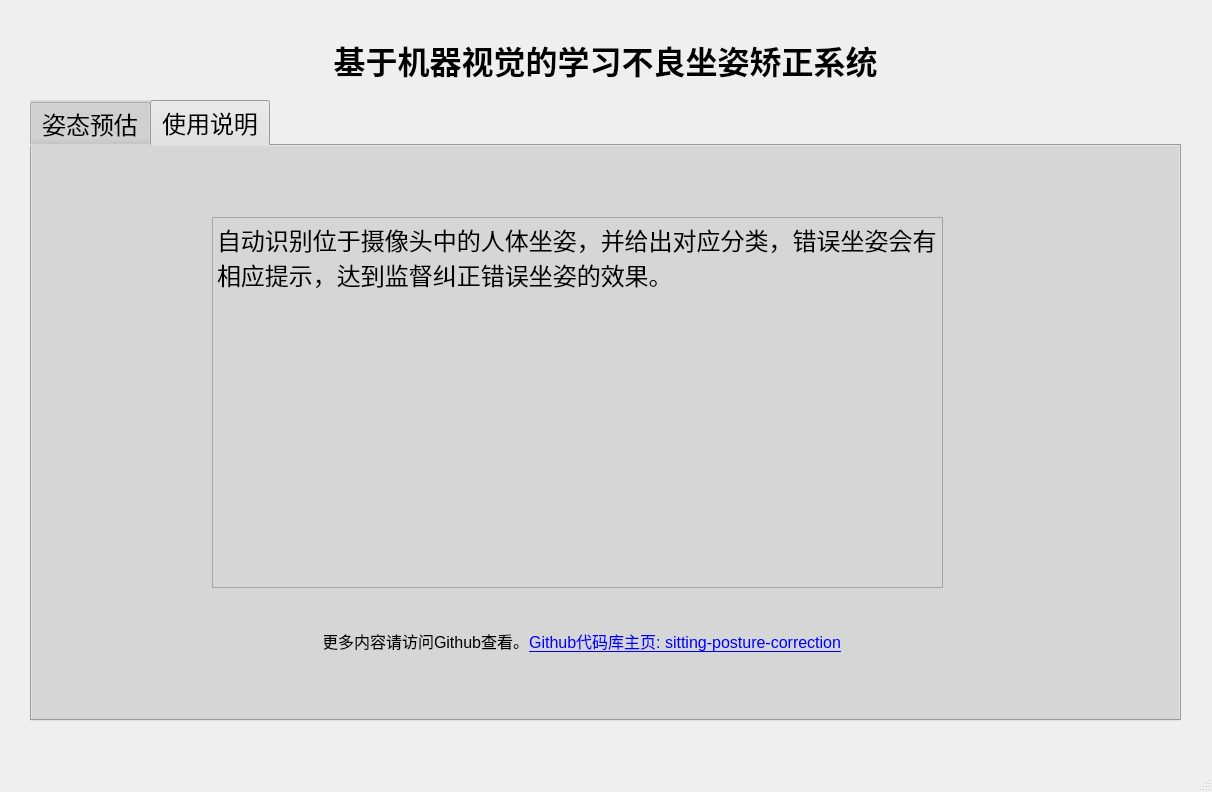
Old version of the form ui/mainWindow.ui in the repository Ureimu/sitting-posture-correction.
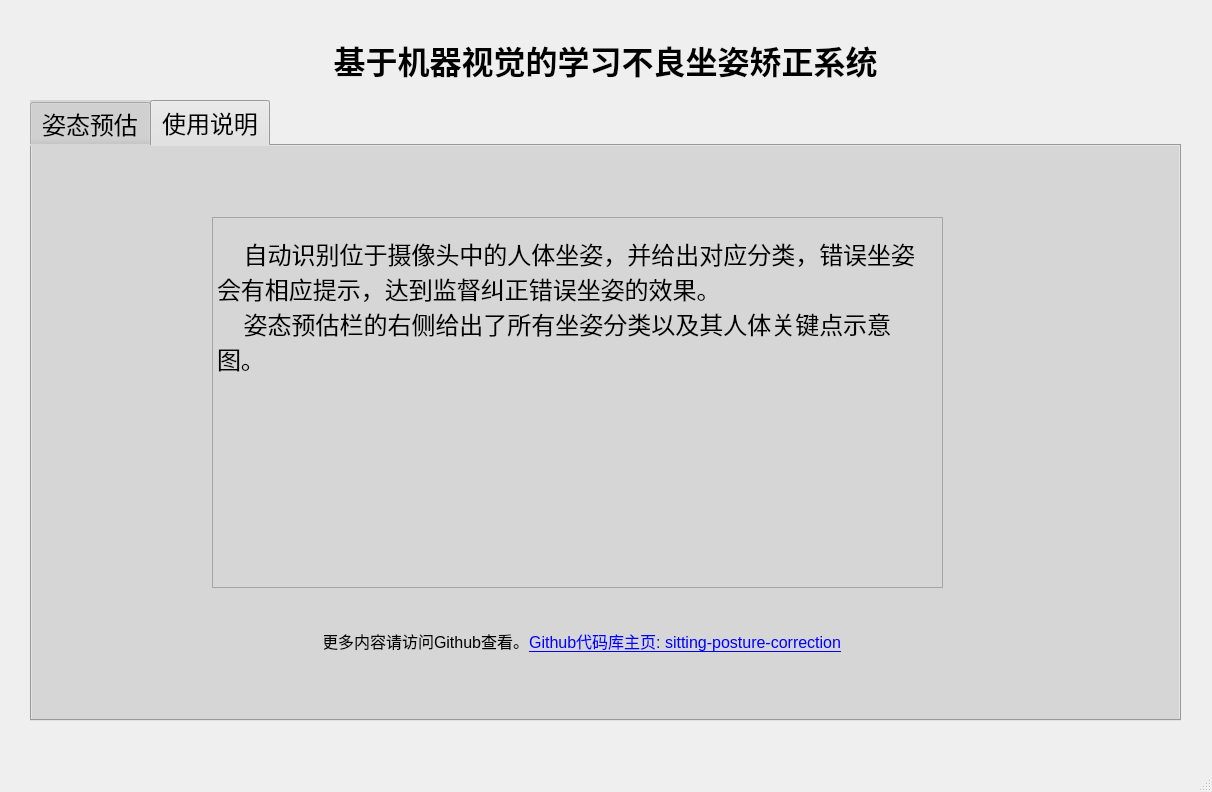
New version of the form. The open tabs and pages were chosen to show the change. Icons and pictures are not drawn.

Diff of the .ui file:
```diff
--- a/ui/mainWindow.ui
+++ b/ui/mainWindow.ui
@@ -333,7 +333,9 @@
 &lt;html&gt;&lt;head&gt;&lt;meta name=&quot;qrichtext&quot; content=&quot;1&quot; /&gt;&lt;style type=&quot;text/css&quot;&gt;
 p, li { white-space: pre-wrap; }
 &lt;/style&gt;&lt;/head&gt;&lt;body style=&quot; font-family:'SimSun'; font-size:9pt; font-weight:400; font-style:normal;&quot;&gt;
-&lt;p style=&quot; margin-top:0px; margin-bottom:0px; margin-left:0px; margin-right:0px; -qt-block-indent:0; text-indent:0px;&quot;&gt;&lt;span style=&quot; font-size:18pt;&quot;&gt;自动识别位于摄像头中的人体坐姿，并给出对应分类，错误坐姿会有相应提示，达到监督纠正错误坐姿的效果。&lt;/span&gt;&lt;/p&gt;&lt;/body&gt;&lt;/html&gt;</string>
+&lt;p style=&quot;-qt-paragraph-type:empty; margin-top:0px; margin-bottom:0px; margin-left:0px; margin-right:0px; -qt-block-indent:0; text-indent:0px;&quot;&gt;&lt;br /&gt;&lt;/p&gt;
+&lt;p style=&quot; margin-top:0px; margin-bottom:0px; margin-left:0px; margin-right:0px; -qt-block-indent:0; text-indent:0px;&quot;&gt;&lt;span style=&quot; font-size:18pt;&quot;&gt;    自动识别位于摄像头中的人体坐姿，并给出对应分类，错误坐姿会有相应提示，达到监督纠正错误坐姿的效果。&lt;/span&gt;&lt;/p&gt;
+&lt;p style=&quot; margin-top:0px; margin-bottom:0px; margin-left:0px; margin-right:0px; -qt-block-indent:0; text-indent:0px;&quot;&gt;&lt;span style=&quot; font-size:18pt;&quot;&gt;    姿态预估栏的右侧给出了所有坐姿分类以及其人体关键点示意图。&lt;/span&gt;&lt;/p&gt;&lt;/body&gt;&lt;/html&gt;</string>
       </property>
      </widget>
      <widget class="QLabel" name="label_16">
```
Left out of the diff: 2 changed lines with no effect on the pictures.
